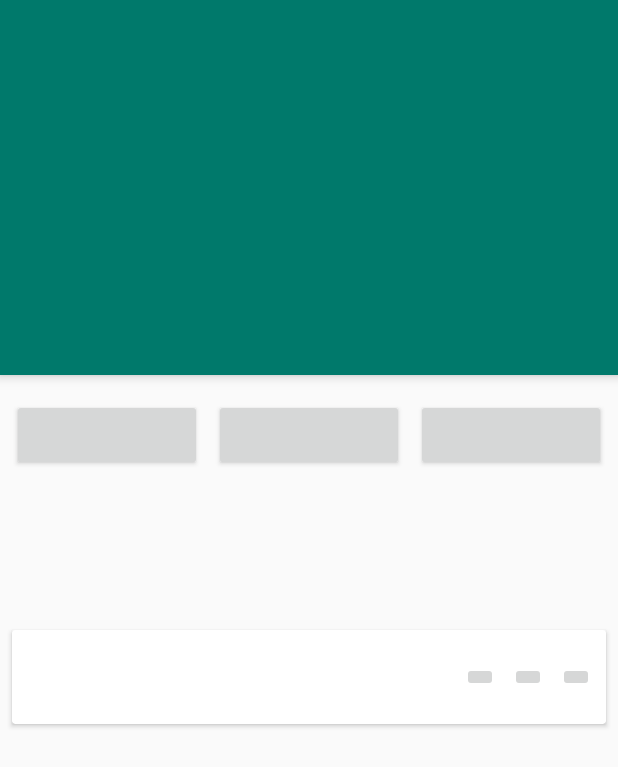
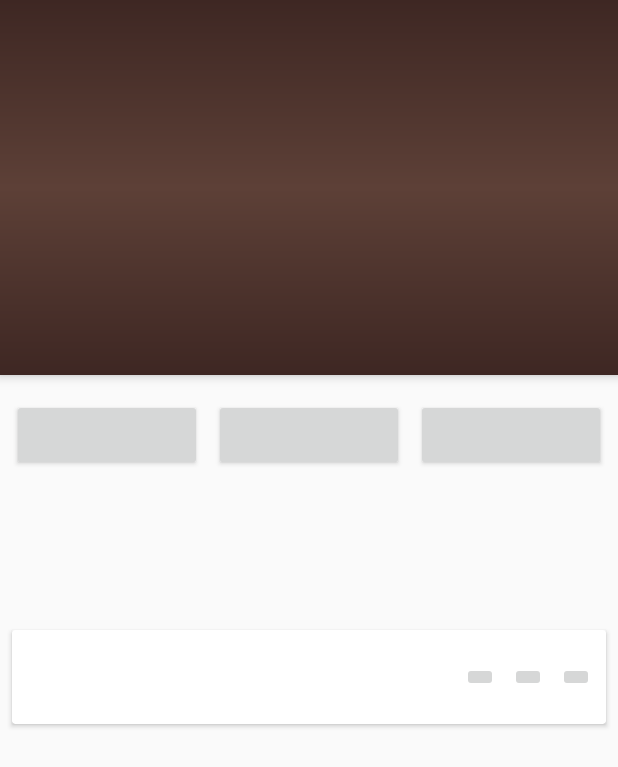
Before and after one commit to larryjames042/Podz, an Android app: the layout fragment_podcast_detail.xml on its own in the app's theme, with its tools: preview values and no code run, on a phone screen of 412 x 824 dp. Shown: the top 767 px of the screen. Run offline under Robolectric (Android 15) with nearby library versions, the phone set to English and light mode, and no system bars.

Commit message:
make changes in podcast_list_item

```diff
--- a/app/src/main/res/color/state_bottom_nav_color.xml
+++ b/app/src/main/res/color/state_bottom_nav_color.xml
@@ -1,5 +1,5 @@
 <?xml version="1.0" encoding="utf-8"?>
 <selector xmlns:android="http://schemas.android.com/apk/res/android">
     <item android:state_checked="true" android:color="@android:color/white" />
-    <item android:state_checked="false" android:color="@color/teal_500"/>
+    <item android:state_checked="false" android:color="@color/brown_500"/>
 </selector>
--- /dev/null
+++ b/app/src/main/res/drawable/podcast_button_background.xml
@@ -0,0 +1,5 @@
+<?xml version="1.0" encoding="utf-8"?>
+<shape android:shape="rectangle" xmlns:android="http://schemas.android.com/apk/res/android">
+    <corners android:radius="@dimen/button_corner_radius" />
+    <solid android:color="@color/brown_300" />
+</shape>
--- /dev/null
+++ b/app/src/main/res/drawable/toolbar_background.xml
@@ -0,0 +1,8 @@
+<?xml version="1.0" encoding="utf-8"?>
+<shape android:shape="rectangle" xmlns:android="http://schemas.android.com/apk/res/android">
+    <gradient
+        android:startColor="@color/brown_900"
+        android:centerColor="@color/brown_700"
+        android:endColor="@color/brown_900"
+        android:angle="90" />
+</shape>
--- a/app/src/main/res/layout/fragment_podcast_detail.xml
+++ b/app/src/main/res/layout/fragment_podcast_detail.xml
@@ -19,15 +19,21 @@
                 android:layout_height="match_parent"
                 app:contentScrim="@color/colorPrimary"
                 app:layout_scrollFlags="scroll|enterAlways">
-
-                <ImageView
-                    android:id="@+id/podcast_thumbnail"
-                    android:contentDescription="@string/podcast_image"
+                <FrameLayout
+                    android:background="@drawable/toolbar_background"
                     app:layout_collapseMode="parallax"
-                    android:scaleType="centerCrop"
                     android:fitsSystemWindows="true"
                     android:layout_width="match_parent"
-                    android:layout_height="match_parent" />
+                    android:layout_height="match_parent">
+                    <ImageView
+                        android:layout_gravity="center_horizontal|center_vertical"
+                        android:id="@+id/podcast_thumbnail"
+                        android:contentDescription="@string/podcast_image"
+                        android:scaleType="fitCenter"
+                        android:layout_width="@dimen/image_width"
+                        android:layout_height="@dimen/image_width" />
+                </FrameLayout>
+
                 <android.support.v7.widget.Toolbar
                     android:id="@+id/toolbar"
                     app:layout_collapseMode="pin"
--- a/app/src/main/res/values/colors.xml
+++ b/app/src/main/res/values/colors.xml
@@ -1,7 +1,7 @@
 <?xml version="1.0" encoding="utf-8"?>
 <resources>
-    <color name="colorPrimary">@color/teal_700</color>
-    <color name="colorPrimaryDark">@color/teal_900</color>
+    <color name="colorPrimary">@color/brown_700</color>
+    <color name="colorPrimaryDark">@color/brown_900</color>
     <color name="colorAccent">@color/light_green_a200</color>
 
 
@@ -9,6 +9,11 @@
     <color name="teal_700">#00796b</color>
     <color name="teal_900">#004d40</color>
     <color name="light_green_a200">#b2ff59</color>
+
+    <color name="brown_300">#A1887F</color>
+    <color name="brown_500">#795548</color>
+    <color name="brown_700">#5D4037</color>
+    <color name="brown_900">#3E2723</color>
 
     <color name="transparent">#00fcfcfc</color>
     <color name="white">#ffffff</color>
--- a/app/src/main/res/values/dimens.xml
+++ b/app/src/main/res/values/dimens.xml
@@ -7,5 +7,8 @@
     <dimen name="searchview_corner_radius">4dp</dimen>
     <dimen name="podcast_item_elevation">4dp</dimen>
     <dimen name="recyclerview_item_offset">8dp</dimen>
+    <dimen name="image_width">150dp</dimen>
+    <dimen name="podcast_action_buttons_padding">5dp</dimen>
+    <dimen name="button_corner_radius">3dp</dimen>
 
 </resources>
--- a/app/src/main/res/values/strings.xml
+++ b/app/src/main/res/values/strings.xml
@@ -31,5 +31,6 @@
     <string name="play_button">podcast play button</string>
     <string name="podcast_favourite_button">Add to favourite Button</string>
     <string name="loading_title">Loading</string>
+    <string name="share_button">Share Podcast Button</string>
 
 </resources>
```
Also changed, not shown: app/src/main/java/mirror/co/larry/podz/BestPodcastFragment.java (+37 -14 lines), app/src/main/java/mirror/co/larry/podz/MainActivity.java (+13 -13 lines), app/src/main/res/layout/podcast_list_item.xml (+13 -6 lines).
